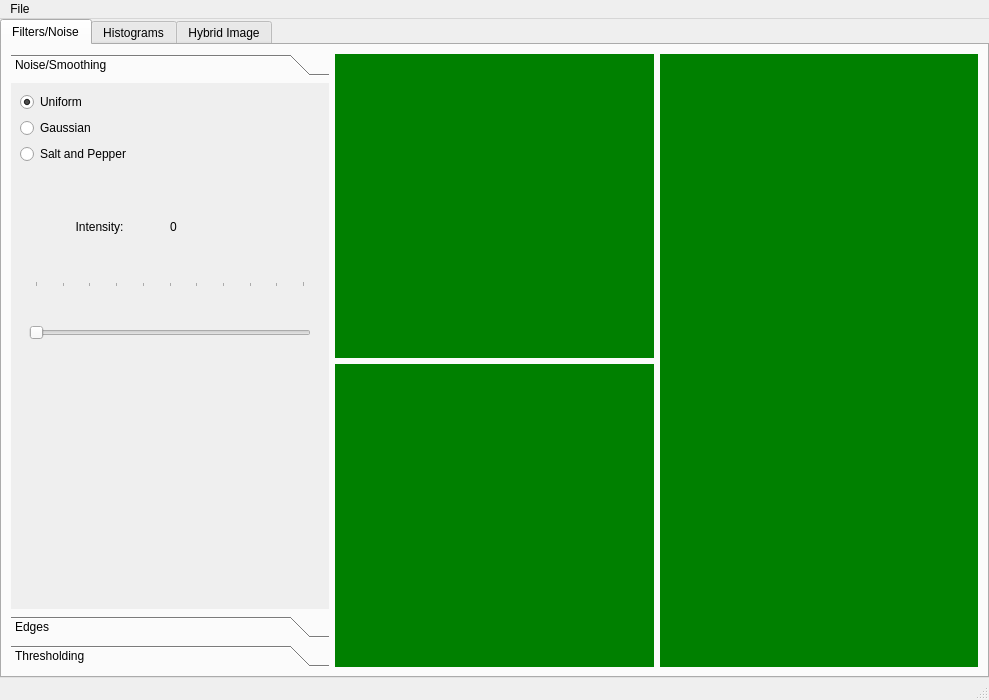
The window that testui.ui (omarshaban02/Imagizer) describes before a commit, drawn with Qt 5.
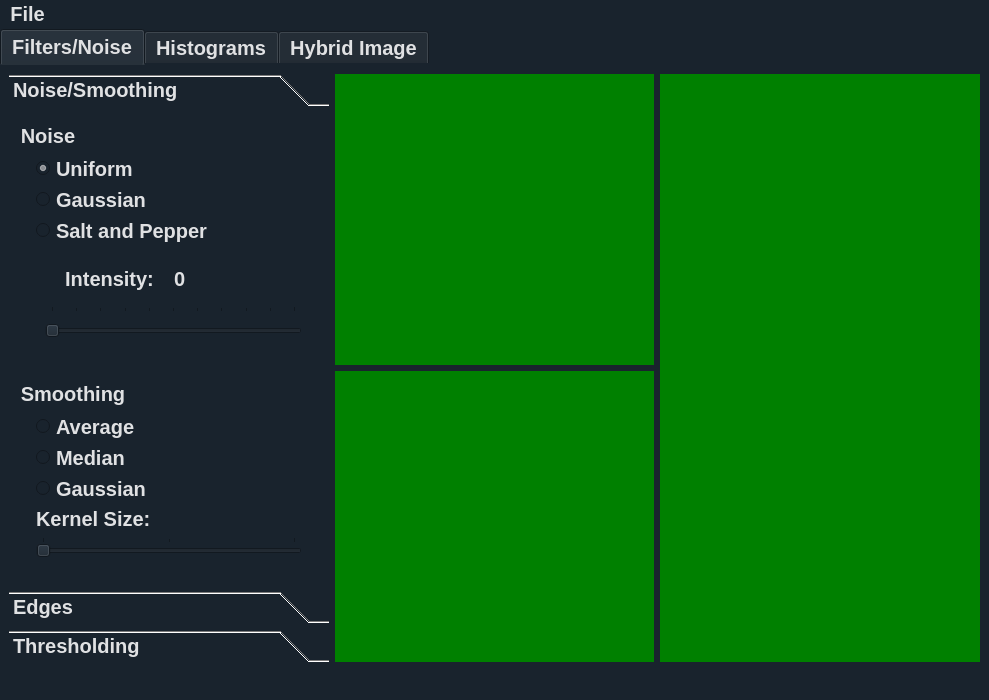
The same window after the commit. Icons and pictures are not drawn. Custom widgets are drawn as their Qt base class.

What changed in the file:
```diff
--- a/testui.ui
+++ b/testui.ui
@@ -13,6 +13,241 @@
   <property name="windowTitle">
    <string>MainWindow</string>
   </property>
+  <property name="styleSheet">
+   <string notr="true">QWidget {
+  background-color: #19232D;
+  border: 0px solid #455364;
+  padding: 0px;
+  color: #E0E1E3;
+  selection-background-color: #346792;
+  selection-color: #E0E1E3;
+	font-family : Ubuntu;
+font-size: 20px;
+font-weight: bold;
+}
+
+QWidget:disabled {
+  background-color: #19232D;
+  color: #9DA9B5;
+  selection-background-color: #26486B;
+  selection-color: #9DA9B5;
+}
+
+QWidget::item:selected {
+  background-color: #176B87;
+}
+
+QWidget::item:hover:!selected {
+  background-color: rgba(23, 107, 135,50%);
+}
+
+QMainWindow::separator {
+  background-color: #455364;
+  border: 0px solid #19232D;
+  spacing: 0px;
+  padding: 2px;
+}
+
+QMainWindow::separator:hover {
+  background-color: #60798B;
+  border: 0px solid #1A72BB;
+}
+
+/*-------------------------------------------------------------------------------------------*/
+
+QCheckBox {
+  background-color: #FAFAFA;
+  color: #19232D;
+  spacing: 4px;
+  outline: none;
+  padding-top: 4px;
+  padding-bottom: 4px;
+}
+
+
+
+QCheckBox QWidget:disabled {
+  background-color: #FAFAFA;
+  color: #788D9C;
+}
+
+QCheckBox::indicator {
+  margin-left: 2px;
+  height: 14px;
+  width: 14px;
+}
+
+/*-------------------------------------------------------------------------------------------*/
+QScrollBar:horizontal {
+  height: 16px;
+  margin: 2px 16px 2px 16px;
+  border: 1px solid white;
+  border-radius: 4px;
+  background-color: rgb(25, 35, 45);
+}
+
+QScrollBar::handle:horizontal {
+  background-color: #176B87;
+  border: 1px solid #C9CDD0;
+  border-radius: 4px;
+  min-width: 8px;
+}
+
+QScrollBar::handle:horizontal:hover {
+  background-color: rgba(23, 107, 135,80%);
+  border:#4169E1;
+  border-radius: 4px;
+  min-width: 8px;
+}
+
+QScrollBar::handle:horizontal:focus {
+  border: 1px solid red;
+}
+QScrollBar:vertical {
+  background-color: rgb(25, 35, 45);
+  width: 16px;
+  margin: 16px 2px 16px 2px;
+  border: 1px solid white;
+  border-radius: 4px;
+}
+
+
+QScrollBar::handle:vertical {
+  background-color: #176B87;
+  border: 1px solid #C9CDD0;
+  min-height: 8px;
+  border-radius: 4px;
+}
+
+QScrollBar::handle:vertical:hover {
+  background-color: rgba(23, 107, 135,80%);
+  border: #9FCBFF;
+  border-radius: 4px;
+  min-height: 8px;
+}
+
+QScrollBar::handle:vertical:focus {
+  border: 1px solid #73C7FF;
+}
+
+
+QScrollBar::add-line:horizontal {
+  margin: 0px 0px 0px 0px;
+  border-image: url(&quot;qss_icons/light/rc/arrow_right_disabled.png&quot;);
+  height: 12px;
+  width: 12px;
+  subcontrol-position: right;
+  subcontrol-origin: margin;
+}
+
+QScrollBar::add-line:horizontal:hover, QScrollBar::add-line:horizontal:on {
+  border-image: url(&quot;qss_icons/light/rc/arrow_right.png&quot;);
+  height: 12px;
+  width: 12px;
+  subcontrol-position: right;
+  subcontrol-origin: margin;
+}
+
+QScrollBar::add-line:vertical {
+  margin: 3px 0px 3px 0px;
+  border-image: url(&quot;qss_icons/light/rc/arrow_down_disabled.png&quot;);
+  height: 12px;
+  width: 12px;
+  subcontrol-position: bottom;
+  subcontrol-origin: margin;
+}
+
+QScrollBar::add-line:vertical:hover, QScrollBar::add-line:vertical:on {
+  border-image: url(&quot;qss_icons/light/rc/arrow_down.png&quot;);
+  height: 12px;
+  width: 12px;
+  subcontrol-position: bottom;
+  subcontrol-origin: margin;
+}
+
+QScrollBar::sub-line:horizontal {
+  margin: 0px 3px 0px 3px;
+  border-image: url(&quot;qss_icons/light/rc/arrow_left_disabled.png&quot;);
+  height: 12px;
+  width: 12px;
+  subcontrol-position: left;
+  subcontrol-origin: margin;
+}
+
+QScrollBar::sub-line:horizontal:hover, QScrollBar::sub-line:horizontal:on {
+  border-image: url(&quot;qss_icons/light/rc/arrow_left.png&quot;);
+  height: 12px;
+  width: 12px;
+  subcontrol-position: left;
+  subcontrol-origin: margin;
+}
+
+QScrollBar::sub-line:vertical {
+  margin: 3px 0px 3px 0px;
+  border-image: url(&quot;qss_icons/light/rc/arrow_up_disabled.png&quot;);
+  height: 12px;
+  width: 12px;
+  subcontrol-position: top;
+  subcontrol-origin: margin;
+}
+
+QScrollBar::sub-line:vertical:hover, QScrollBar::sub-line:vertical:on {
+  border-image: url(&quot;qss_icons/light/rc/arrow_up.png&quot;);
+  height: 12px;
+  width: 12px;
+  subcontrol-position: top;
+  subcontrol-origin: margin;
+}
+
+QScrollBar::up-arrow:horizontal, QScrollBar::down-arrow:horizontal {
+  background: none;
+}
+
+QScrollBar::up-arrow:vertical, QScrollBar::down-arrow:vertical {
+  background: none;
+}
+
+
+QScrollBar::add-page:horizontal, QScrollBar::sub-page:horizontal {
+  background: none;
+}
+
+QScrollBar::add-page:vertical, QScrollBar::sub-page:vertical {
+  background: none;
+}
+
+/*----------------------------------------------------------------------------------------*/
+QPushButton{
+ /*border:2px solid #05B8CC;*/
+ background-color: #176B87;
+ color:rgb(255, 255, 255);
+ border-radius: 10px;
+ font-weight:bold;
+ font-size:16px;
+  transition: 500ms;
+}
+
+QPushButton::hover{
+ border: 1px solid #176B87;
+ background-color: rgba(23, 107, 135,80%)
+}
+QPushButton:pressed {
+ margin:1px 2px;
+ font-size: 15px;
+}
+/*----------------------------------------------------------------------------------------*/
+QTabWidget::header{
+background-color: #19232D;
+  border: 0px solid #455364;
+  padding: 0px;
+  color: #E0E1E3;
+  selection-background-color: #346792;
+  selection-color: #E0E1E3;
+	font-family : Ubuntu;
+font-size: 20px;
+font-weight: bold; 
+}</string>
+  </property>
   <widget class="QWidget" name="centralwidget">
    <layout class="QGridLayout" name="gridLayout_5">
     <property name="leftMargin">
@@ -29,9 +264,16 @@
     </property>
     <item row="0" column="0">
      <widget class="QTabWidget" name="tabWidget">
+      <property name="styleSheet">
+       <string notr="true">
+</string>
+      </property>
       <property name="tabPosition">
        <enum>QTabWidget::North</enum>
       </property>
+      <property name="tabShape">
+       <enum>QTabWidget::Rounded</enum>
+      </property>
       <property name="currentIndex">
        <number>0</number>
       </property>
@@ -64,16 +306,80 @@
            <property name="geometry">
             <rect>
              <x>0</x>
-             <y>0</y>
-             <width>316</width>
-             <height>505</height>
+             <y>-8</y>
+             <width>303</width>
+             <height>496</height>
             </rect>
            </property>
            <attribute name="label">
             <string>Noise/Smoothing</string>
            </attribute>
+           <layout class="QVBoxLayout" name="verticalLayout_18">
+            <item>
+             <widget class="QGroupBox" name="groupBox">
+              <property name="title">
+               <string>Noise</string>
+              </property>
            <layout class="QGridLayout" name="gridLayout">
+               <property name="topMargin">
+                <number>25</number>
+               </property>
+               <property name="rightMargin">
+                <number>0</number>
+               </property>
             <item row="1" column="0">
+                <widget class="QFrame" name="frame_5">
+                 <property name="frameShape">
+                  <enum>QFrame::StyledPanel</enum>
+                 </property>
+                 <property name="frameShadow">
+                  <enum>QFrame::Raised</enum>
+                 </property>
+                 <layout class="QVBoxLayout" name="verticalLayout_13">
+                  <property name="topMargin">
+                   <number>9</number>
+                  </property>
+                  <item>
+                   <layout class="QVBoxLayout" name="verticalLayout">
+                    <property name="sizeConstraint">
+                     <enum>QLayout::SetMaximumSize</enum>
+                    </property>
+                    <item>
+                     <widget class="QRadioButton" name="radio_uniform">
+                      <property name="text">
+                       <string>Uniform</string>
+                      </property>
+                      <property name="checked">
+                       <bool>true</bool>
+                      </property>
+                      <attribute name="buttonGroup">
+                       <string notr="true">buttonGroup_noise</string>
+                      </attribute>
+                     </widget>
+                    </item>
+                    <item>
+                     <widget class="QRadioButton" name="radio_gaus">
+                      <property name="text">
+                       <string>Gaussian</string>
+                      </property>
+                      <attribute name="buttonGroup">
+                       <string notr="true">buttonGroup_noise</string>
+                      </attribute>
+                     </widget>
+                    </item>
+                    <item>
+                     <widget class="QRadioButton" name="radio_sp">
+                      <property name="text">
+                       <string>Salt and Pepper</string>
+                      </property>
+                      <attribute name="buttonGroup">
+                       <string notr="true">buttonGroup_noise</string>
+                      </attribute>
+                     </widget>
+                    </item>
+                   </layout>
+                  </item>
+                  <item>
              <widget class="QStackedWidget" name="stackedWidget">
               <property name="sizePolicy">
                <sizepolicy hsizetype="Preferred" vsizetype="Minimum">
@@ -351,18 +657,46 @@
               </widget>
              </widget>
             </item>
-            <item row="0" column="0">
-             <layout class="QVBoxLayout" name="verticalLayout">
-              <property name="sizeConstraint">
-               <enum>QLayout::SetMaximumSize</enum>
+                 </layout>
+                </widget>
+               </item>
+              </layout>
+             </widget>
+            </item>
+            <item>
+             <widget class="QGroupBox" name="groupBox_2">
+              <property name="title">
+               <string>Smoothing</string>
               </property>
+              <layout class="QVBoxLayout" name="verticalLayout_17">
+               <property name="topMargin">
+                <number>25</number>
+               </property>
               <item>
-               <widget class="QRadioButton" name="radio_uniform">
+                <widget class="QFrame" name="frame_6">
+                 <property name="frameShape">
+                  <enum>QFrame::StyledPanel</enum>
+                 </property>
+                 <property name="frameShadow">
+                  <enum>QFrame::Raised</enum>
+                 </property>
+                 <layout class="QVBoxLayout" name="verticalLayout_16">
+                  <item>
+                   <layout class="QVBoxLayout" name="verticalLayout_15">
+                    <item>
+                     <widget class="QRadioButton" name="radio_average">
                 <property name="text">
-                 <string>Uniform</string>
-                </property>
-                <property name="checked">
-                 <bool>true</bool>
+                       <string>Average</string>
+                      </property>
+                      <attribute name="buttonGroup">
+                       <string notr="true">buttonGroup_smoothing</string>
+                      </attribute>
+                     </widget>
+                    </item>
+                    <item>
+                     <widget class="QRadioButton" name="radio_median">
+                      <property name="text">
+                       <string>Median</string>
                 </property>
                 <attribute name="buttonGroup">
                  <string notr="true">buttonGroup</string>
@@ -370,7 +704,7 @@
                </widget>
               </item>
               <item>
-               <widget class="QRadioButton" name="radio_gaus">
+                     <widget class="QRadioButton" name="radio_gauss_smooth">
                 <property name="text">
                  <string>Gaussian</string>
                 </property>
@@ -380,29 +714,51 @@
                </widget>
               </item>
               <item>
-               <widget class="QRadioButton" name="radio_sp">
+                     <layout class="QVBoxLayout" name="verticalLayout_14">
+                      <item>
+                       <widget class="QLabel" name="label_2">
                 <property name="text">
-                 <string>Salt and Pepper</string>
-                </property>
-                <attribute name="buttonGroup">
-                 <string notr="true">buttonGroup</string>
-                </attribute>
-               </widget>
-              </item>
-             </layout>
-            </item>
-            <item row="2" column="0">
-             <spacer name="verticalSpacer">
+                         <string>Kernel Size:</string>
+                        </property>
+                       </widget>
+                      </item>
+                      <item>
+                       <widget class="QSlider" name="horizontalSlider">
+                        <property name="minimum">
+                         <number>3</number>
+                        </property>
+                        <property name="maximum">
+                         <number>7</number>
+                        </property>
+                        <property name="singleStep">
+                         <number>2</number>
+                        </property>
+                        <property name="pageStep">
+                         <number>2</number>
+                        </property>
+                        <property name="sliderPosition">
+                         <number>3</number>
+                        </property>
               <property name="orientation">
-               <enum>Qt::Vertical</enum>
-              </property>
-              <property name="sizeHint" stdset="0">
-               <size>
-                <width>20</width>
-                <height>40</height>
-               </size>
-              </property>
-             </spacer>
+                         <enum>Qt::Horizontal</enum>
+                        </property>
+                        <property name="tickPosition">
+                         <enum>QSlider::TicksAbove</enum>
+                        </property>
+                        <property name="tickInterval">
+                         <number>2</number>
+                        </property>
+                       </widget>
+                      </item>
+                     </layout>
+                    </item>
+                   </layout>
+                  </item>
+                 </layout>
+                </widget>
+               </item>
+              </layout>
+             </widget>
             </item>
            </layout>
           </widget>
@@ -654,7 +1010,7 @@
      <x>0</x>
      <y>0</y>
      <width>989</width>
-     <height>26</height>
+     <height>29</height>
     </rect>
    </property>
    <widget class="QMenu" name="menuFile">
```
Left out of the diff: 279 changed lines with no effect on the pictures. Lines whose indentation alone changed are shown as unchanged.
